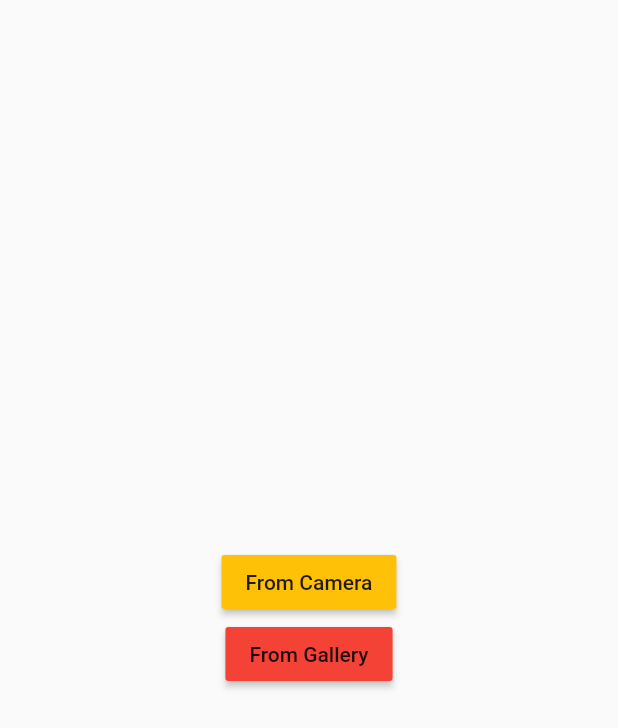
After one commit to tharukeRajapaksha123/qr_app_test, a Flutter app: the screen it shows after launch, after a tap on "Scan QR", on a phone screen of 412 x 824 dp. The commit adds this screen. Shown: the top 728 px of the screen. Run offline on Flutter 3.47's test engine with Material 2 defaults, Android fonts, the light colour scheme and no system bars; our stand-ins replace image_gallery_saver, image_picker, qr_flutter, uni_links; missing offline and left inert: qr_code_scanner, scan.

Commit message:
qr options added

```diff
--- /dev/null
+++ b/lib/choose_option_view.dart
@@ -0,0 +1,110 @@
+import 'dart:io';
+
+import 'package:flutter/material.dart';
+import 'package:flutter/src/widgets/container.dart';
+import 'package:flutter/src/widgets/framework.dart';
+import 'package:image_picker/image_picker.dart';
+import 'package:qr_app_test/scan_qr_view.dart';
+import 'package:scan/scan.dart';
+import 'package:url_launcher/url_launcher.dart';
+
+class ChooseOptionView extends StatefulWidget {
+  const ChooseOptionView({super.key});
+
+  @override
+  State<ChooseOptionView> createState() => _ChooseOptionViewState();
+}
+
+class _ChooseOptionViewState extends State<ChooseOptionView> {
+  File? file;
+
+  Future<void> pickImageFromGallery() async {
+    try {
+      final f = await ImagePicker().pickImage(source: ImageSource.gallery);
+      setState(() {
+        if (f != null) {
+          file = File(f.path);
+        }
+      });
+    } catch (err) {
+      print("pick image failed $err");
+    }
+  }
+
+  @override
+  Widget build(BuildContext context) {
+    return Scaffold(
+      body: SizedBox(
+        width: MediaQuery.of(context).size.width,
+        height: MediaQuery.of(context).size.height,
+        child: Column(
+          crossAxisAlignment: CrossAxisAlignment.center,
+          children: [
+            const Spacer(),
+            MaterialButton(
+              color: Colors.amber,
+              onPressed: () async {
+                Navigator.push(context,
+                    MaterialPageRoute(builder: (context) => ScanQrView()));
+              },
+              child: Text("From Camera"),
+            ),
+            MaterialButton(
+              color: Colors.red,
+              onPressed: () async {
+                pickImageFromGallery();
+              },
+              child: Text("From Gallery"),
+            ),
+            if (file != null)
+              Image.file(
+                file!,
+                width: MediaQuery.of(context).size.width,
+                height: 600,
+                fit: BoxFit.fitWidth,
+              ),
+            if (file != null)
+              MaterialButton(
+                color: Colors.amber,
+                onPressed: () async {
+                  await decode(file!.path);
+                },
+                child: Text("Scan QR"),
+              ),
+            const Spacer(),
+          ],
+        ),
+      ),
+    );
+  }
+
+  Future decode(String file) async {
+    String? result = await Scan.parse(file);
+    if (result != null) {
+      try {
+        String email = result.split(",")[0].split(":")[1];
+        String password = result.split(",")[1].split(":")[1];
+
+        String url =
+            "https://dgmentorparticipantdemo.web.app/?email=$email&password=$password#/minified:mh";
+
+        final Uri uri = Uri.parse(url);
+
+        if (await canLaunchUrl(uri)) {
+          {
+            await launchUrl(
+              uri,
+              mode: LaunchMode.externalApplication,
+            );
+          }
+        }
+      } catch (err) {
+        print("------------------------------------ ural lancher failed $err");
+      }
+    } else {
+      const snackBar =
+          SnackBar(content: Text("Couldnt find any qr code in this image"));
+      ScaffoldMessenger.of(context).showSnackBar(snackBar);
+    }
+  }
+}
--- /dev/null
+++ b/lib/dummy.dart
@@ -0,0 +1,11 @@
+// ignore_for_file: public_member_api_docs, sort_constructors_first
+class Dummy {
+  final String name;
+  final String email;
+  final String password;
+  Dummy(
+    this.name,
+    this.email,
+    this.password,
+  );
+}
--- a/lib/main.dart
+++ b/lib/main.dart
@@ -1,13 +1,49 @@
+import 'dart:async';
+
 import 'package:flutter/material.dart';
+import 'package:qr_app_test/choose_option_view.dart';
+import 'package:qr_app_test/data_screen.dart';
+import 'package:qr_app_test/dummy.dart';
 import 'package:qr_app_test/home_screen.dart';
 import 'package:qr_app_test/scan_qr_view.dart';
+import 'package:qr_app_test/signin_view.dart';
+import 'package:url_launcher/url_launcher.dart';
+import 'package:uni_links/uni_links.dart';
+import 'package:flutter/services.dart' show PlatformException;
 
 void main() {
   runApp(const MyApp());
 }
 
-class MyApp extends StatelessWidget {
+class MyApp extends StatefulWidget {
   const MyApp({super.key});
+
+  @override
+  State<MyApp> createState() => _MyAppState();
+}
+
+class _MyAppState extends State<MyApp> {
+  late StreamSubscription _sub;
+
+  Future<void> initUniLinks() async {
+    // Platform messages may fail, so we use a try/catch PlatformException.
+    try {
+      final initialLink = await getInitialLink();
+      if (initialLink != null) {
+        print(initialLink);
+        if (initialLink.contains("other")) {}
+      }
+    } on PlatformException {
+      print("plactform exception found");
+    }
+  }
+
+  @override
+  void initState() {
+    initUniLinks();
+    super.initState();
+  }
+
   @override
   Widget build(BuildContext context) {
     return MaterialApp(
@@ -15,7 +51,35 @@ class MyApp extends StatelessWidget {
       theme: ThemeData(
         primarySwatch: Colors.blue,
       ),
-      home: MyHome(),
+      routes: {
+        "/": (context) => MyHome(),
+        "/signin": (context) => SigninView(),
+      },
+      // onGenerateRoute: (settings) {
+      //   final args = ModalRoute.of(context)!.settings.arguments as Dummy;
+      //   print(settings.name);
+      //   switch (settings.name) {
+      //     case "/":
+      //       return MaterialPageRoute(
+      //         builder: (context) {
+      //           return const HomeScreen();
+      //         },
+      //       );
+      //     case "/signin":
+      //       return MaterialPageRoute(
+      //         builder: (context) {
+      //           return DataScreen(
+      //             courseName: args.name,
+      //             email: args.email,
+      //             password: args.password,
+      //           );
+      //         },
+      //       );
+      //     default:
+      //       return MaterialPageRoute(builder: (context) => Container());
+      //   }
+      // },
+      // home: HomeScreen(),
     );
   }
 }
@@ -46,8 +110,10 @@ class MyHome extends StatelessWidget {
             MaterialButton(
               color: Colors.red,
               onPressed: () {
-                Navigator.push(context,
-                    MaterialPageRoute(builder: (context) => ScanQrView()));
+                Navigator.push(
+                    context,
+                    MaterialPageRoute(
+                        builder: (context) => ChooseOptionView()));
               },
               child: const Text("Scan QR"),
             ),
--- a/pubspec.yaml
+++ b/pubspec.yaml
@@ -40,6 +40,12 @@ dependencies:
   path: ^1.8.2
   path_provider: ^2.0.11
   qr_code_scanner: ^1.0.1
+  image_picker: ^0.8.6
+  url_launcher: ^6.1.7
+  image_gallery_saver: ^1.7.1
+  scan: ^1.6.0
+  http: ^0.13.5
+  uni_links: ^0.5.1
 
 dev_dependencies:
   flutter_test:
```
Also changed, not shown: lib/data_screen.dart (added, +28 -0 lines), lib/home_screen.dart (+10 -7 lines), lib/scan_qr_view.dart (+29 -72 lines), lib/signin_view.dart (added, +141 -0 lines), pubspec.lock, 7 other files.
